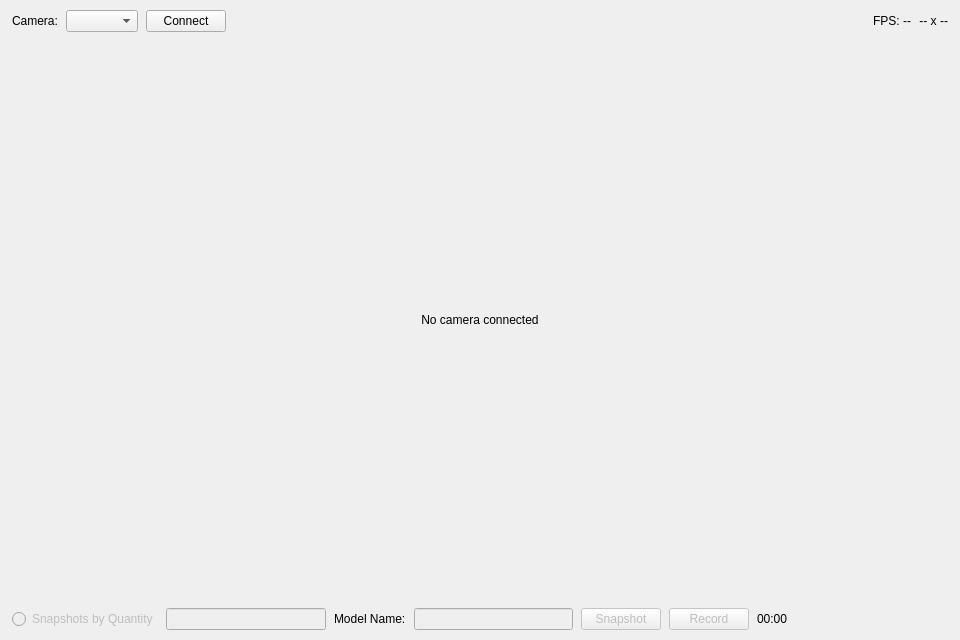
Above: src/views/ui/camera_view_widget.ui from joeescarcega8879/Light-Microscope before the change. Below: the same form after it.
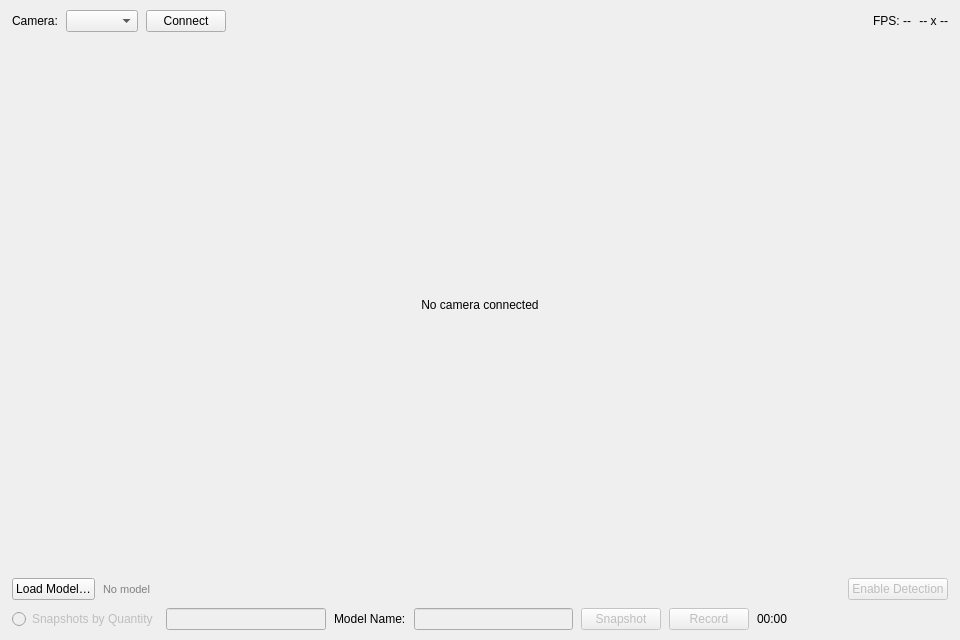
That is the form after the change.

```diff
--- a/src/views/ui/camera_view_widget.ui
+++ b/src/views/ui/camera_view_widget.ui
@@ -115,8 +115,47 @@
      </property>
     </widget>
    </item>
-   <item>
-    <layout class="QHBoxLayout" name="bottomBarLayout">
+    <!-- detection bar -->
+    <item>
+     <layout class="QHBoxLayout" name="detectBarLayout">
+      <property name="spacing"><number>8</number></property>
+      <item>
+       <widget class="QPushButton" name="btnLoadModelCamera">
+        <property name="text"><string>Load Model…</string></property>
+        <property name="toolTip"><string>Load a trained best.pt for live detection</string></property>
+       </widget>
+      </item>
+      <item>
+       <widget class="QLabel" name="lblDetectionModel">
+        <property name="text"><string>No model</string></property>
+        <property name="styleSheet"><string>color: gray; font-size: 11px;</string></property>
+       </widget>
+      </item>
+      <item>
+       <spacer name="detectSpacer">
+        <property name="orientation"><enum>Qt::Orientation::Horizontal</enum></property>
+        <property name="sizeHint" stdset="0"><size><width>40</width><height>20</height></size></property>
+       </spacer>
+      </item>
+      <item>
+       <widget class="QLabel" name="lblDetectCount">
+        <property name="text"><string/></property>
+        <property name="styleSheet"><string>font-size: 11px;</string></property>
+       </widget>
+      </item>
+      <item>
+       <widget class="QPushButton" name="btnToggleDetection">
+        <property name="text"><string>Enable Detection</string></property>
+        <property name="checkable"><bool>true</bool></property>
+        <property name="enabled"><bool>false</bool></property>
+        <property name="toolTip"><string>Toggle live YOLOv8 detection overlay</string></property>
+       </widget>
+      </item>
+     </layout>
+    </item>
+
+    <item>
+     <layout class="QHBoxLayout" name="bottomBarLayout">
      <property name="spacing">
       <number>8</number>
      </property>
```
